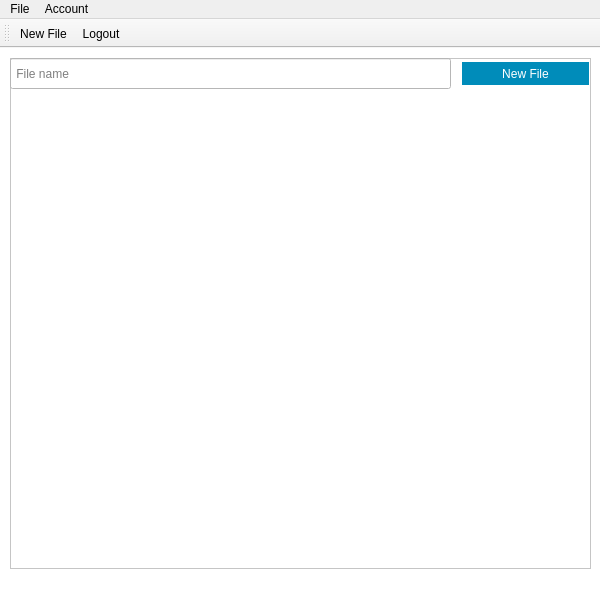
This is client/ui/showFiles.ui in s267562/Live-Text-Editor as Qt 5 draws it before an edit. The edited form follows.
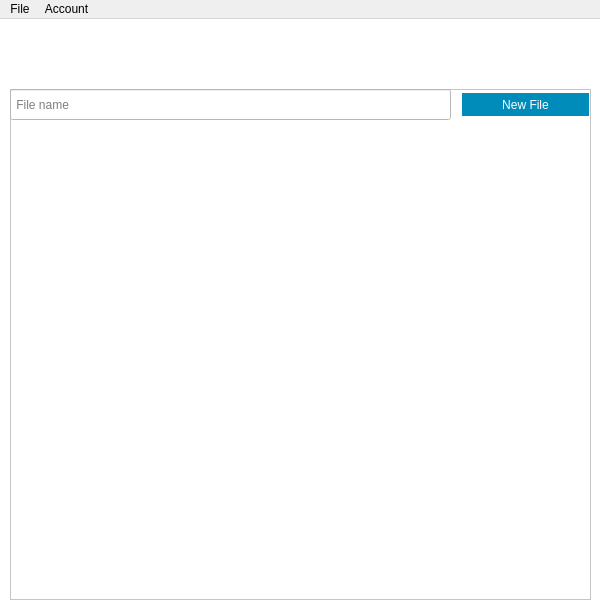
This is the edited form. Icons and pictures are not drawn. Custom widgets are drawn as their Qt base class.

Commit message: adding custom toolbar

```diff
--- a/client/ui/showFiles.ui
+++ b/client/ui/showFiles.ui
@@ -24,17 +24,20 @@
     <property name="geometry">
      <rect>
       <x>10</x>
-      <y>10</y>
+      <y>70</y>
       <width>581</width>
       <height>511</height>
      </rect>
     </property>
+    <property name="autoFillBackground">
+     <bool>false</bool>
+    </property>
    </widget>
    <widget class="QLineEdit" name="filename">
     <property name="geometry">
      <rect>
       <x>10</x>
-      <y>10</y>
+      <y>70</y>
       <width>441</width>
       <height>31</height>
      </rect>
@@ -59,7 +62,7 @@
     <property name="geometry">
      <rect>
       <x>460</x>
-      <y>10</y>
+      <y>70</y>
       <width>131</width>
       <height>31</height>
      </rect>
@@ -86,6 +89,92 @@
      <string>New File</string>
     </property>
    </widget>
+   <widget class="QWidget" name="customToolbar" native="true">
+    <property name="geometry">
+     <rect>
+      <x>0</x>
+      <y>0</y>
+      <width>600</width>
+      <height>60</height>
+     </rect>
+    </property>
+    <property name="sizePolicy">
+     <sizepolicy hsizetype="Preferred" vsizetype="Preferred">
+      <horstretch>0</horstretch>
+      <verstretch>0</verstretch>
+     </sizepolicy>
+    </property>
+    <property name="styleSheet">
+     <string notr="true">background-color: rgb(255, 255, 255);</string>
+    </property>
+    <widget class="ClickableLabel" name="newFile">
+     <property name="geometry">
+      <rect>
+       <x>10</x>
+       <y>10</y>
+       <width>40</width>
+       <height>40</height>
+      </rect>
+     </property>
+     <property name="autoFillBackground">
+      <bool>false</bool>
+     </property>
+     <property name="styleSheet">
+      <string notr="true"/>
+     </property>
+     <property name="text">
+      <string/>
+     </property>
+     <property name="scaledContents">
+      <bool>true</bool>
+     </property>
+    </widget>
+    <widget class="ClickableLabel" name="logout">
+     <property name="geometry">
+      <rect>
+       <x>505</x>
+       <y>14</y>
+       <width>35</width>
+       <height>35</height>
+      </rect>
+     </property>
+     <property name="styleSheet">
+      <string notr="true">ClickableLabel :hover{
+height: 40px;
+width: 40px;
+	background-color: rgb(255, 255, 255);
+}</string>
+     </property>
+     <property name="text">
+      <string/>
+     </property>
+     <property name="scaledContents">
+      <bool>true</bool>
+     </property>
+    </widget>
+    <widget class="ClickableLabel" name="avatar">
+     <property name="geometry">
+      <rect>
+       <x>550</x>
+       <y>10</y>
+       <width>40</width>
+       <height>40</height>
+      </rect>
+     </property>
+     <property name="autoFillBackground">
+      <bool>false</bool>
+     </property>
+     <property name="styleSheet">
+      <string notr="true"/>
+     </property>
+     <property name="text">
+      <string/>
+     </property>
+     <property name="scaledContents">
+      <bool>true</bool>
+     </property>
+    </widget>
+   </widget>
   </widget>
   <widget class="QMenuBar" name="menuBar">
    <property name="geometry">
@@ -110,16 +199,6 @@
    <addaction name="menuFile"/>
    <addaction name="menuAccount"/>
   </widget>
-  <widget class="QToolBar" name="mainToolBar">
-   <attribute name="toolBarArea">
-    <enum>TopToolBarArea</enum>
-   </attribute>
-   <attribute name="toolBarBreak">
-    <bool>false</bool>
-   </attribute>
-   <addaction name="actionNew_File"/>
-   <addaction name="actionLogout"/>
-  </widget>
   <action name="actionNew_File">
    <property name="checkable">
     <bool>false</bool>
@@ -149,6 +228,18 @@
   </action>
  </widget>
  <layoutdefault spacing="6" margin="11"/>
- <resources/>
+ <customwidgets>
+  <customwidget>
+   <class>ClickableLabel</class>
+   <extends>QLabel</extends>
+   <header>clickablelabel.h</header>
+   <slots>
+    <signal>clicked()</signal>
+   </slots>
+  </customwidget>
+ </customwidgets>
+ <resources>
+  <include location="resources.qrc"/>
+ </resources>
  <connections/>
 </ui>
```
The commit also changes 13 other files.
